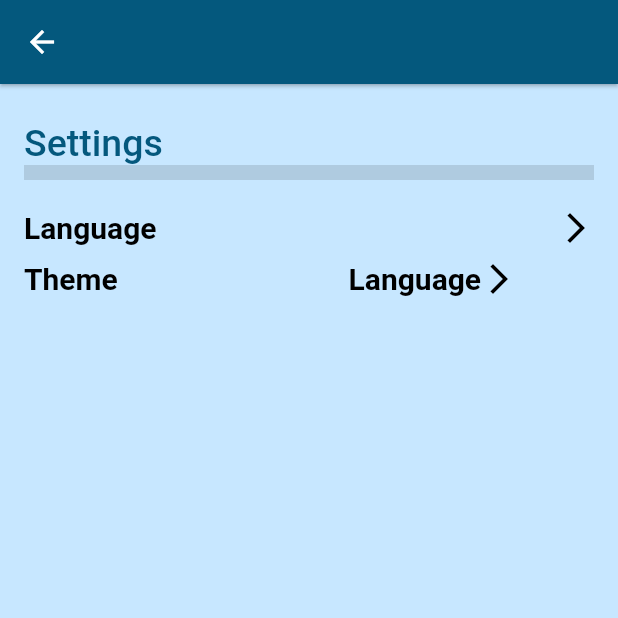
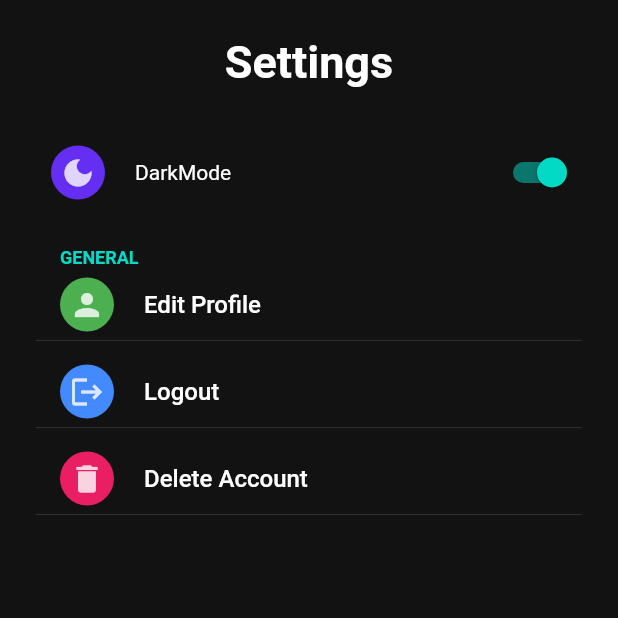
Before and after one commit to nadahanii/Int-Hire_GP, a Flutter app: the SettingsPage screen opened by its route, on a phone screen of 412 x 824 dp, the top half of it. Run offline on Flutter 3.47's test engine with Material 2 defaults, Android fonts, the light colour scheme and no system bars; drawn by our look-alikes of flutter_settings_screens; our stand-ins replace csv, fluttertoast, font_awesome_flutter, google_fonts, shared_preferences; accounts and stored records are empty; Roboto replaces fonts that are missing (RobotoCondensed).

Commit message:
Updated settings page with dark mode(without shared prefrences yet)

```diff
--- /dev/null
+++ b/lib/providers/theme_provider.dart
@@ -0,0 +1,36 @@
+import 'package:flutter/material.dart';
+import 'package:flutter/scheduler.dart';
+import 'package:shared_preferences/shared_preferences.dart';
+class ThemeProvider extends ChangeNotifier {
+  ThemeMode themeMode = ThemeMode.dark;
+
+  bool get isDarkMode => themeMode==ThemeMode.dark;
+  void toggleTheme(bool isOn) async {
+    SharedPreferences prefs=await SharedPreferences.getInstance();
+    if (isOn) {
+      themeMode = ThemeMode.dark;
+      prefs.setBool('isDarkTheme', true);
+    } else {
+      themeMode = ThemeMode.light;
+      prefs.setBool('isDarkTheme', false);
+    }
+    notifyListeners();
+  }
+}
+class MyThemes{
+  static final darkTheme = ThemeData(
+    backgroundColor: Colors.grey.shade900,
+    primaryColor: Colors.black,
+    colorScheme: ColorScheme.dark(),
+    iconTheme: IconThemeData(color: Colors.purple.shade200, opacity: 0.8),
+  );
+
+  static final lightTheme = ThemeData(
+    backgroundColor: Colors.white,
+    primaryColor: Colors.white,
+    colorScheme: ColorScheme.light(),
+    iconTheme: IconThemeData(color: Colors.red, opacity: 0.8),
+  );
+
+
+}
--- /dev/null
+++ b/lib/screens/header_page.dart
@@ -0,0 +1,65 @@
+import 'package:flutter/cupertino.dart';
+import 'package:flutter/material.dart';
+import 'package:flutter_settings_screens/flutter_settings_screens.dart';
+import 'package:history_feature/providers/theme_provider.dart';
+import 'package:provider/provider.dart';
+
+import '../widgets/icon_widget.dart';
+class HeaderPage extends StatelessWidget{
+
+  static const keyDarkMode='key-dark-mode';
+  @override
+  Widget build(BuildContext context) {
+    final themeProvider= Provider.of<ThemeProvider>(context);
+    return Column(
+      children: [
+        BuildHeader(),
+        const SizedBox(height: 32,),
+        Row(
+          mainAxisAlignment: MainAxisAlignment.spaceBetween,
+      children: [
+        IsDark(),
+         Switch.adaptive(
+          value: themeProvider.isDarkMode,
+          onChanged:(value) {
+            final provider = Provider.of<ThemeProvider>(context, listen: false);
+            provider.toggleTheme(value);
+          }
+         )
+      ],
+        ),
+      ],
+    );
+  }
+  Widget IsDark()=> Container(
+    margin:EdgeInsets.only(left:10),
+    child:Row(
+      mainAxisAlignment: MainAxisAlignment.start,
+      children: [
+        IconWidget(
+          icon: Icons.dark_mode,
+          color:Color(0xFF642ef3),
+        ),
+        SizedBox(width: 20,),
+        Text('DarkMode')
+
+      ],
+    )
+
+
+  );
+
+  Widget BuildHeader()=> Center(
+    child: Text(
+      'Settings',
+      style: TextStyle(
+        fontSize: 30,
+        fontWeight: FontWeight.bold,
+
+      ),
+    ),
+  );
+
+
+
+}
--- a/lib/screens/settings_page.dart
+++ b/lib/screens/settings_page.dart
@@ -1,7 +1,94 @@
-import 'package:flutter/cupertino.dart';
+
 import 'package:flutter/material.dart';
+import 'package:flutter_settings_screens/flutter_settings_screens.dart';
+import 'package:history_feature/screens/header_page.dart';
+import 'package:provider/provider.dart';
 
-class SettingsPage extends StatefulWidget {
+import '../providers/auth.dart';
+import '../widgets/icon_widget.dart';
+
+ class SettingsPage extends StatefulWidget{
+   const SettingsPage({
+     Key? key,
+   }) : super(key: key);
+   static const routeName = '/Settings';
+  @override
+  State<SettingsPage> createState() => _SettingsPageState();
+}
+
+class _SettingsPageState extends State<SettingsPage> {
+   Widget build(BuildContext context) {
+     return Scaffold(
+         backgroundColor: Theme.of(context).backgroundColor,
+       body:SafeArea(
+         child: ListView(
+           padding: EdgeInsets.all(24),
+           children: [
+             HeaderPage(),
+             SizedBox(height:10),
+             SettingsGroup(
+               title:'GENERAL',
+
+               children:<Widget> [
+                 profile(),
+                 SizedBox(height:10),
+                 buildLogout(),
+                 SizedBox(height:10),
+                 buildDeleteAccount(),
+                 SizedBox(height:10),
+
+               ],
+
+             ),
+
+           ],
+         ),
+       )
+     );
+
+   }
+
+   Widget profile()=>SimpleSettingsTile(
+     title: 'Edit Profile',
+     subtitle: '',
+     leading: IconWidget(icon:Icons.person, color: Colors.green,) ,
+     onTap: (){
+       showSnackBar(context,'Clicked Profile');
+     },
+   );
+   Widget buildLogout()=>SimpleSettingsTile(
+     title: 'Logout',
+     subtitle: '',
+     leading: IconWidget(icon:Icons.logout, color: Colors.blueAccent,) ,
+     onTap: (){
+     Navigator.of(context).pushReplacementNamed('/');
+     Provider.of<Auth>(context, listen: false).logout();
+      },
+   );
+   Widget buildDeleteAccount()=>SimpleSettingsTile(
+     title: 'Delete Account',
+     subtitle: '',
+     leading: IconWidget(icon:Icons.delete, color: Colors.pink,) ,
+     onTap: () => showSnackBar(context,'Clicked logout') ,
+   );
+
+}
+void showSnackBar(BuildContext context, String message) {
+  ScaffoldMessenger.of(context).showSnackBar(
+    SnackBar(
+      content: Text(
+        message,
+        style: TextStyle(
+          color: Colors.white,
+        ),
+      ),
+      backgroundColor: Theme.of(context).primaryColor,
+    ),
+  );
+}
+
+
+/*class SettingsPage extends StatefulWidget {
   //final ThemeData settingsTheme;
   const SettingsPage({
     Key? key,
@@ -185,3 +272,4 @@ class _SettingsPageState extends State<SettingsPage> {
     );
   }
 }
+*/
--- /dev/null
+++ b/lib/widgets/icon_widget.dart
@@ -0,0 +1,24 @@
+import 'package:flutter/cupertino.dart';
+import 'package:flutter/material.dart';
+
+class IconWidget extends StatelessWidget{
+ final IconData icon;
+ final Color color;
+
+  const IconWidget({
+  Key? key,
+  required this.icon,
+required this.color,
+}):super(key:key) ;
+
+  @override
+  Widget build(BuildContext context) {
+    return Container(
+      padding: EdgeInsets.all(6),
+      decoration: BoxDecoration(
+        shape: BoxShape.circle,
+        color: color,
+      ),
+      child: Icon(icon, color:Colors.white),
+    );
+  }}
--- a/pubspec.yaml
+++ b/pubspec.yaml
@@ -35,6 +35,7 @@ dependencies:
   # Use with the CupertinoIcons class for iOS style icons.
   cupertino_icons: ^1.0.2
   csv: ^5.0.1
+  flutter_settings_screens: ^0.3.3-null-safety+1
 
 dev_dependencies:
   flutter_test:
```
Also changed, not shown: lib/main.dart (+24 -9 lines), pubspec.lock, 7 other files.
